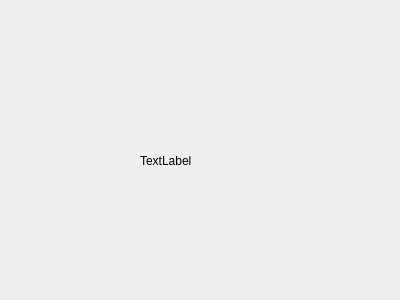
five6516/flySnailTool, file src/plugin/QtDemo/Form.ui: the form before one commit.
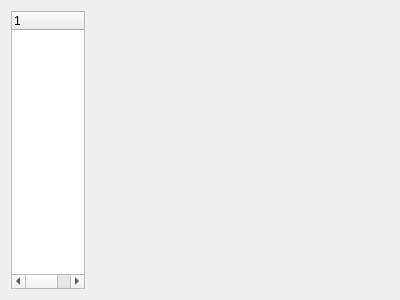
The form after the commit.

Patch:
```diff
--- a/src/plugin/QtDemo/Form.ui
+++ b/src/plugin/QtDemo/Form.ui
@@ -13,19 +13,20 @@
   <property name="windowTitle">
    <string>Form</string>
   </property>
-  <widget class="QLabel" name="label">
-   <property name="geometry">
-    <rect>
-     <x>140</x>
-     <y>120</y>
-     <width>161</width>
-     <height>81</height>
-    </rect>
-   </property>
+  <layout class="QHBoxLayout" name="horizontalLayout" stretch="1,4">
+   <item>
+    <widget class="QTreeWidget" name="treeWidget">
+     <column>
    <property name="text">
-    <string>TextLabel</string>
-   </property>
-  </widget>
+       <string notr="true">1</string>
+      </property>
+     </column>
+    </widget>
+   </item>
+   <item>
+    <widget class="QStackedWidget" name="stackedWidget"/>
+   </item>
+  </layout>
  </widget>
  <resources/>
  <connections/>
```
Lines whose indentation alone changed are shown as unchanged.
